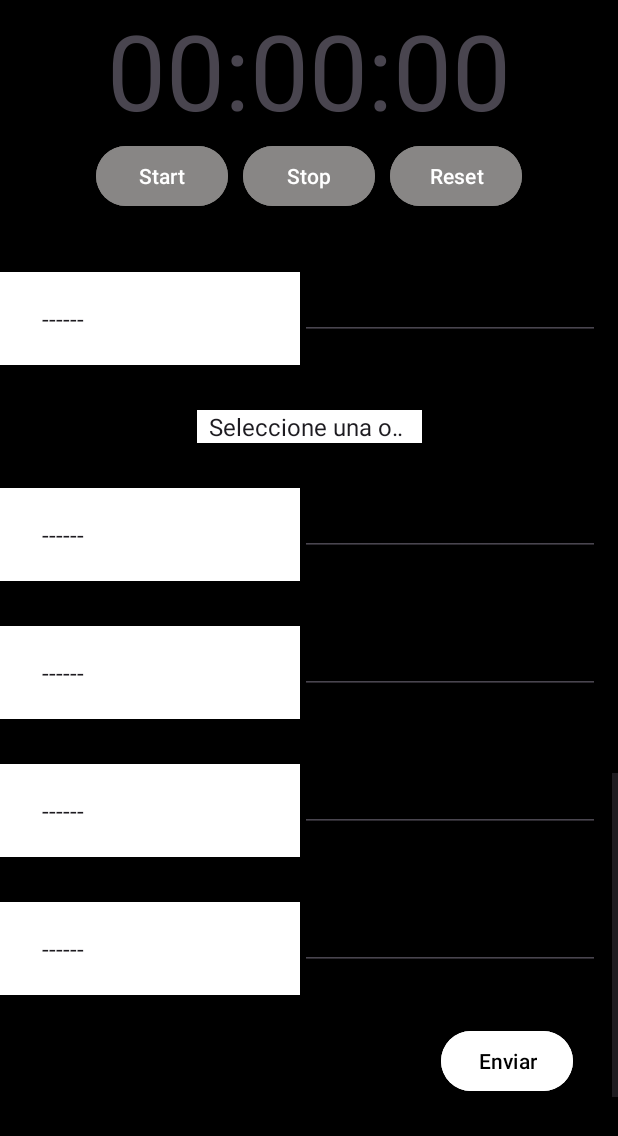
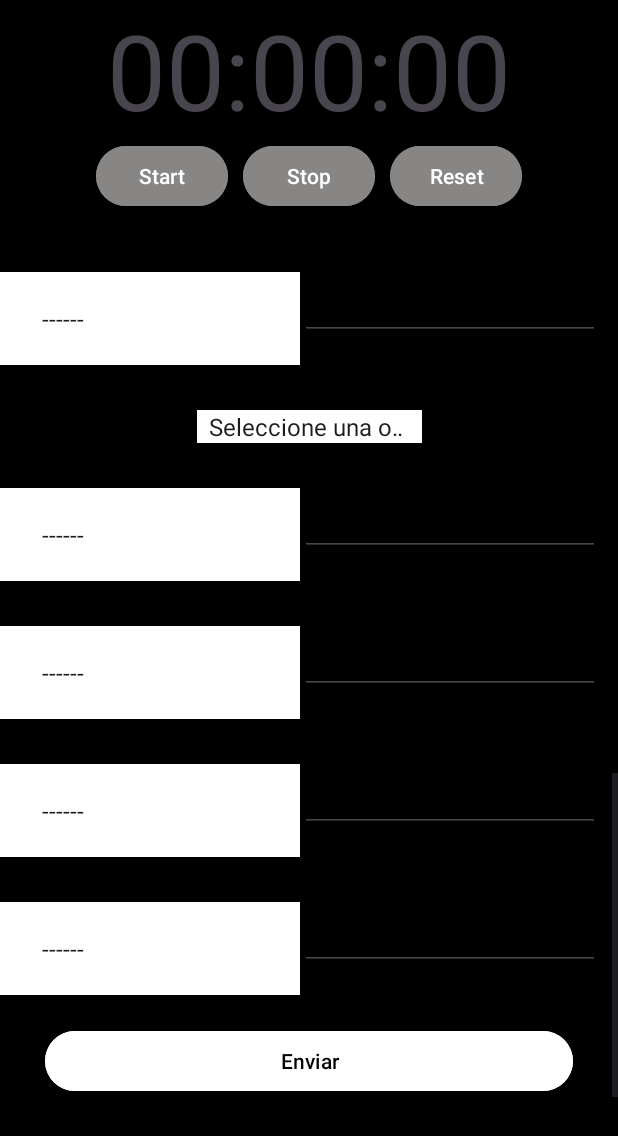
Before and after one commit to davidmnt/AppGym, an Android app: the EntrenamientoActivity screen opened directly, with no data from a screen before it, scrolled down 850 dp, on a phone screen of 412 x 824 dp. Shown: the top 1136 px of the screen. Run offline under Robolectric (Android 15) with nearby library versions, the phone set to English and light mode, and no system bars.

Commit message:
Mejora de codigo en la funcionalidad y en la base de datos, ya todo funcional

```diff
--- a/app/src/main/java/com/example/appgym/EntrenamientoActivity.java
+++ b/app/src/main/java/com/example/appgym/EntrenamientoActivity.java
@@ -1003,9 +1003,9 @@ public class EntrenamientoActivity extends AppCompatActivity {
                 }
 
                 if(resInsert == 1){
-                    Toast.makeText(EntrenamientoActivity.this,"OK",Toast.LENGTH_SHORT).show();
+                    Toast.makeText(EntrenamientoActivity.this,"Enviado correctamente",Toast.LENGTH_SHORT).show();
                 }else {
-                    Toast.makeText(EntrenamientoActivity.this,"KO",Toast.LENGTH_SHORT).show();
+                    Toast.makeText(EntrenamientoActivity.this,"No enviado",Toast.LENGTH_SHORT).show();
                 }
 
             }
--- a/app/src/main/res/layout/activity_entrenamiento.xml
+++ b/app/src/main/res/layout/activity_entrenamiento.xml
@@ -339,10 +339,11 @@
 
             <Button
                 android:id="@+id/enviar"
-                android:layout_width="wrap_content"
+                android:layout_width="match_parent"
                 android:layout_height="wrap_content"
                 android:layout_marginTop="20dp"
                 android:layout_marginEnd="30dp"
+                android:layout_marginStart="30dp"
                 android:backgroundTint="@color/white"
                 android:text="Enviar"
                 android:textColor="@color/black"
```
